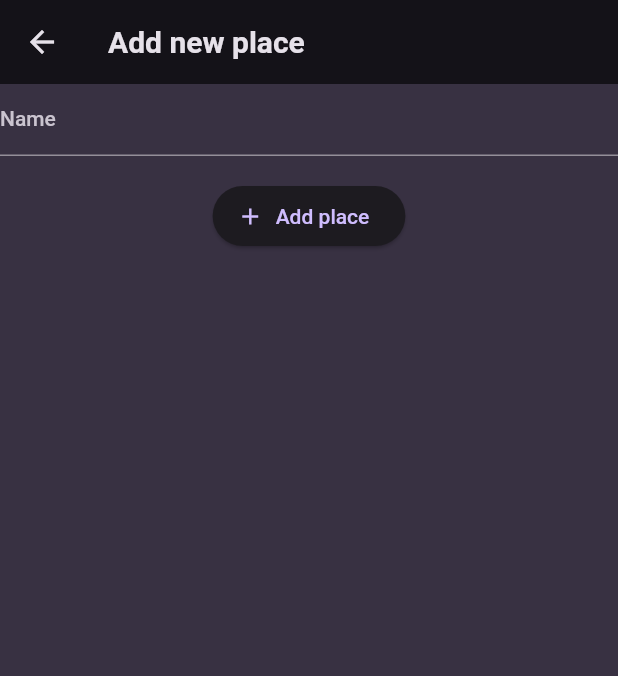
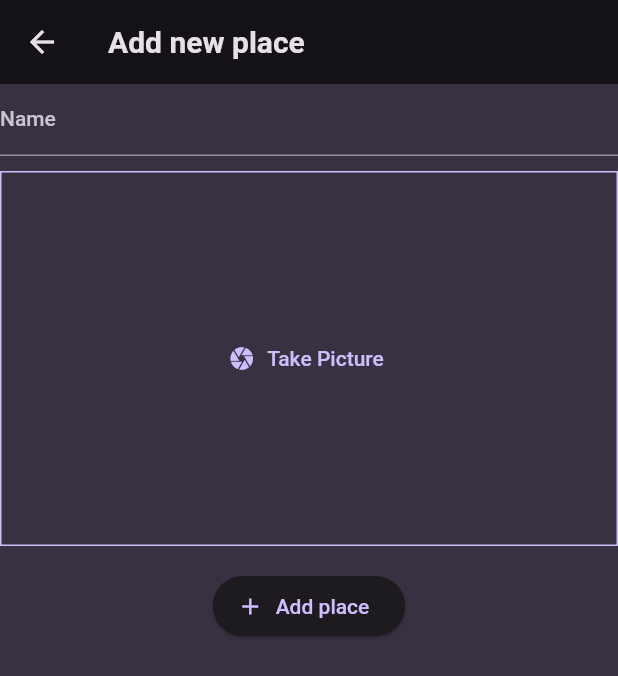
Before and after one commit to punkushal/favorite_places_app, a Flutter app: the AddPlacesScreen screen opened directly, on a phone screen of 412 x 824 dp. Shown: the top 676 px of the screen. Run offline on Flutter 3.47's test engine with Material 2 defaults, Android fonts, the phone set to English and light mode, and no system bars; our stand-ins replace flutter_riverpod, google_fonts.

Commit message:
Added A Pick An Image Input

```diff
--- a/lib/screens/add_places_screen.dart
+++ b/lib/screens/add_places_screen.dart
@@ -1,4 +1,5 @@
 import 'package:favorite_places/providers/user_places.dart';
+import 'package:favorite_places/widgets/image_input.dart';
 import 'package:flutter/material.dart';
 import 'package:flutter_riverpod/flutter_riverpod.dart';
 
@@ -44,6 +45,10 @@ class _AddPlacesScreenState extends ConsumerState<AddPlacesScreen> {
               controller: _titleController,
             ),
             const SizedBox(
+              height: 10,
+            ),
+            ImageInput(),
+            const SizedBox(
               height: 16,
             ),
             ElevatedButton.icon(
--- /dev/null
+++ b/lib/widgets/image_input.dart
@@ -0,0 +1,29 @@
+import 'package:flutter/material.dart';
+
+class ImageInput extends StatefulWidget {
+  const ImageInput({super.key});
+
+  @override
+  State<ImageInput> createState() => _ImageInputState();
+}
+
+class _ImageInputState extends State<ImageInput> {
+  @override
+  Widget build(BuildContext context) {
+    return Container(
+      decoration: BoxDecoration(
+        border:
+            Border.all(width: 1, color: Theme.of(context).colorScheme.primary),
+      ),
+      height: 250,
+      width: double.infinity,
+      //this alignment centers child element horizontally as well as vertically
+      alignment: Alignment.center,
+      child: TextButton.icon(
+        onPressed: () {},
+        icon: const Icon(Icons.camera),
+        label: Text('Take Picture'),
+      ),
+    );
+  }
+}
```
